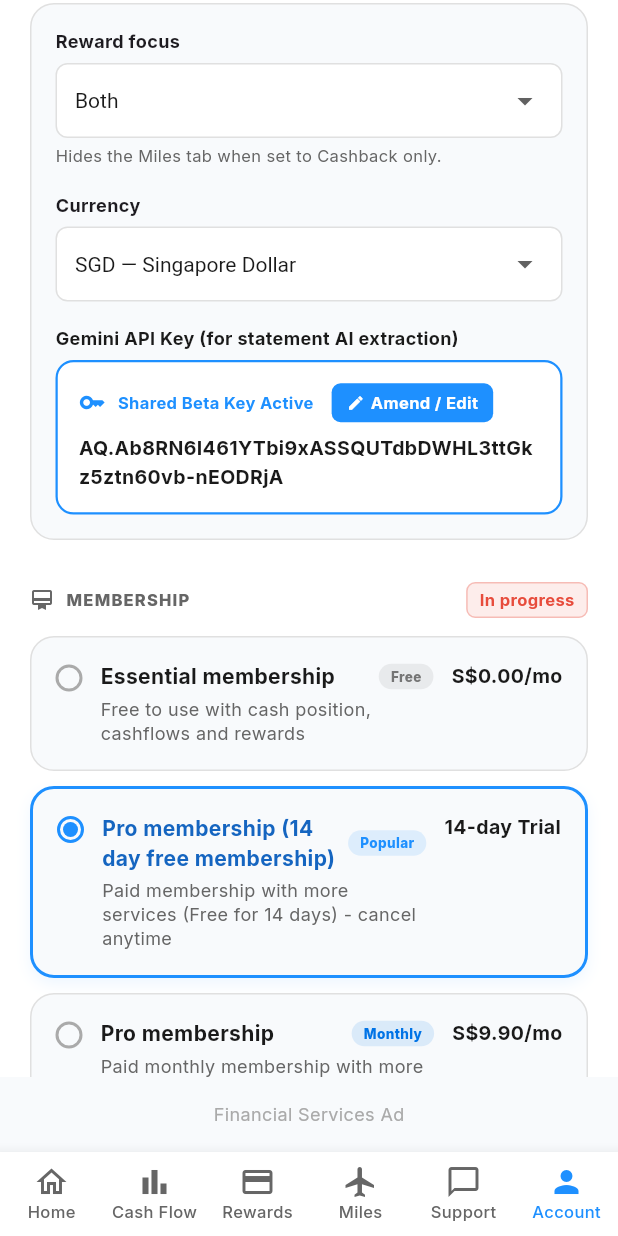
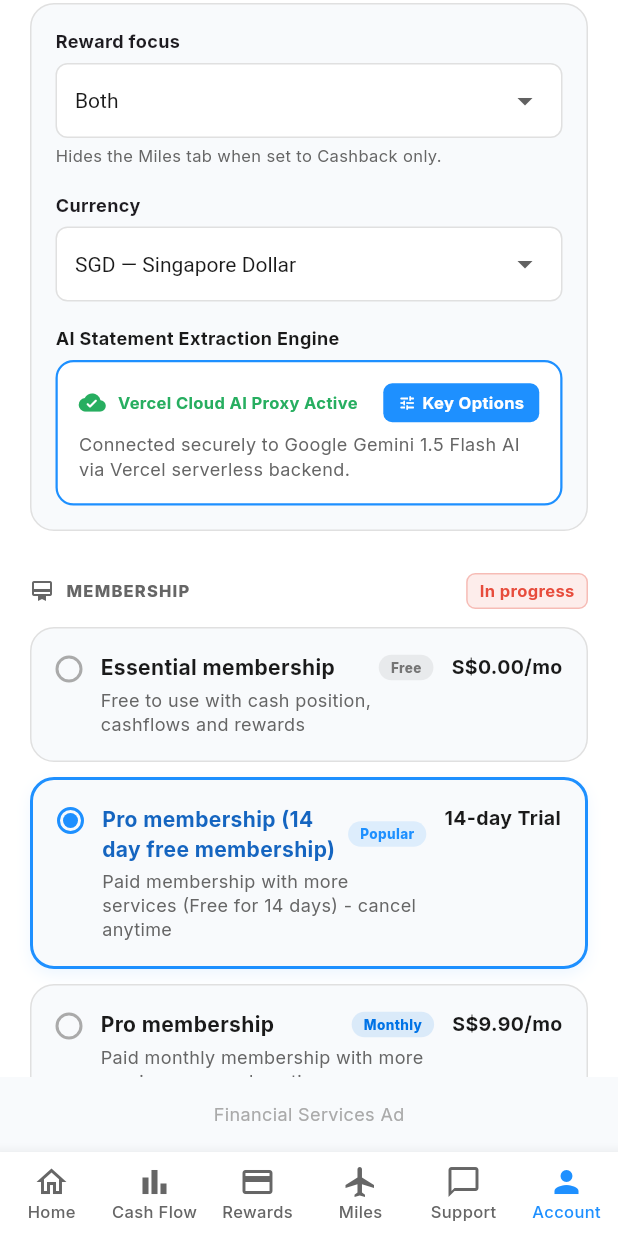
Before and after one commit to chenyee1976/Cashflow-AI, a Flutter app: the AccountScreen screen opened by its route, scrolled down 576 dp, on a phone screen of 412 x 824 dp. Run offline on Flutter 3.47's test engine with Material 3 defaults, Android fonts, the phone set to English and light mode, and no system bars; our stand-ins replace dio, drift, drift_flutter, file_picker, flutter_riverpod, flutter_secure_storage and 5 more; missing offline and left inert: dart:html; accounts and stored records are empty; generated files the repository leaves out were written again; network calls fail; statements that could not run were skipped.

Commit message:
refactor: replace raw API key display with Vercel Cloud AI Proxy status card

```diff
--- a/lib/features/account/account_screen.dart
+++ b/lib/features/account/account_screen.dart
@@ -596,7 +596,7 @@ class _AccountScreenState extends ConsumerState<AccountScreen> {
                           onChanged: (val) => setState(() => _currency = val!),
                         ),
                         const SizedBox(height: 16),
-                        const Text('Gemini API Key (for statement AI extraction)', style: TextStyle(fontSize: 12, fontWeight: FontWeight.bold, color: AppColors.textPrimary)),
+                        const Text('AI Statement Extraction Engine', style: TextStyle(fontSize: 12, fontWeight: FontWeight.bold, color: AppColors.textPrimary)),
                         const SizedBox(height: 6),
                         Container(
                           padding: const EdgeInsets.all(14),
@@ -610,17 +610,22 @@ class _AccountScreenState extends ConsumerState<AccountScreen> {
                             children: [
                               Row(
                                 children: [
-                                  const Icon(Icons.key, color: AppColors.primary, size: 18),
+                                  const Icon(Icons.cloud_done_rounded, color: AppColors.success, size: 18),
                                   const SizedBox(width: 8),
-                                  Text(
-                                    _currentGeminiKey == SecureStorageService.defaultGeminiApiKey ? 'Shared Beta Key Active' : 'Custom User Key Active',
-                                    style: TextStyle(
-                                      fontSize: 11,
-                                      fontWeight: FontWeight.bold,
-                                      color: _currentGeminiKey == SecureStorageService.defaultGeminiApiKey ? AppColors.primary : AppColors.success,
+                                  Expanded(
+                                    child: Text(
+                                      _currentGeminiKey.isNotEmpty && _currentGeminiKey != SecureStorageService.defaultGeminiApiKey
+                                          ? 'Custom Personal Key Active'
+                                          : 'Vercel Cloud AI Proxy Active',
+                                      style: TextStyle(
+                                        fontSize: 11,
+                                        fontWeight: FontWeight.bold,
+                                        color: _currentGeminiKey.isNotEmpty && _currentGeminiKey != SecureStorageService.defaultGeminiApiKey
+                                            ? AppColors.primary
+                                            : AppColors.success,
+                                      ),
                                     ),
                                   ),
-                                  const SizedBox(width: 12),
                                   InkWell(
                                     onTap: _showGeminiKeyDialog,
                                     borderRadius: BorderRadius.circular(6),
@@ -633,19 +638,21 @@ class _AccountScreenState extends ConsumerState<AccountScreen> {
                                       child: const Row(
                                         mainAxisSize: MainAxisSize.min,
                                         children: [
-                                          Icon(Icons.edit, size: 12, color: Colors.white),
+                                          Icon(Icons.tune_rounded, size: 12, color: Colors.white),
                                           SizedBox(width: 4),
-                                          Text('Amend / Edit', style: TextStyle(fontSize: 11, fontWeight: FontWeight.bold, color: Colors.white)),
+                                          Text('Key Options', style: TextStyle(fontSize: 11, fontWeight: FontWeight.bold, color: Colors.white)),
                                         ],
                                       ),
                                     ),
                                   ),
                                 ],
                               ),
-                              const SizedBox(height: 8),
-                              SelectableText(
-                                _currentGeminiKey.isNotEmpty ? _currentGeminiKey : SecureStorageService.defaultGeminiApiKey,
-                                style: const TextStyle(fontSize: 13, fontWeight: FontWeight.bold, color: AppColors.textPrimary),
+                              const SizedBox(height: 6),
+                              Text(
+                                _currentGeminiKey.isNotEmpty && _currentGeminiKey != SecureStorageService.defaultGeminiApiKey
+                                    ? 'Using custom user-provided Gemini API Key.'
+                                    : 'Connected securely to Google Gemini 1.5 Flash AI via Vercel serverless backend.',
+                                style: const TextStyle(fontSize: 12, color: AppColors.textSecondary),
                               ),
                             ],
                           ),
```
